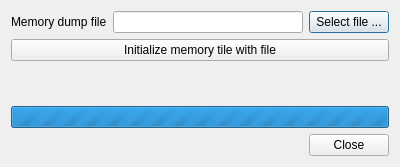
First picture: the form in src/sw/host/optimsocgui/src/writememorydialog.ui, repository optimsoc/optimsoc, before the edit.
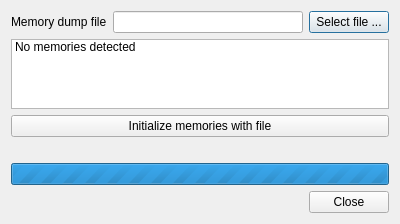
Second picture: the form after the edit.

Commit message:
GUI: Generalize memory initialization and cleanup
 * Memory initialization is also possible for the compute tiles in
   distributed memory systems. Therefore the tile is generalized and
   gets a property if it contains a memory and can be initialized.
   Instead of the context menu we use a seperate item in the GUIs menu
   to initialize a selected set of memories.

 * Cleanup section printing for corrected ids.

 * Fix hang in gui when reading scene width (no idea why).

```diff
--- a/src/sw/host/optimsocgui/src/writememorydialog.ui
+++ b/src/sw/host/optimsocgui/src/writememorydialog.ui
@@ -35,10 +35,19 @@
      </item>
     </layout>
    </item>
+   <item>
+    <widget class="QListWidget" name="listWidget">
+     <item>
+      <property name="text">
+       <string>No memories detected</string>
+      </property>
+     </item>
+    </widget>
+   </item>
    <item>
     <widget class="QPushButton" name="initMemoryButton">
      <property name="text">
-      <string>Initialize memory tile with file</string>
+      <string>Initialize memories with file</string>
      </property>
     </widget>
    </item>
```
The commit also changes 18 other files.
